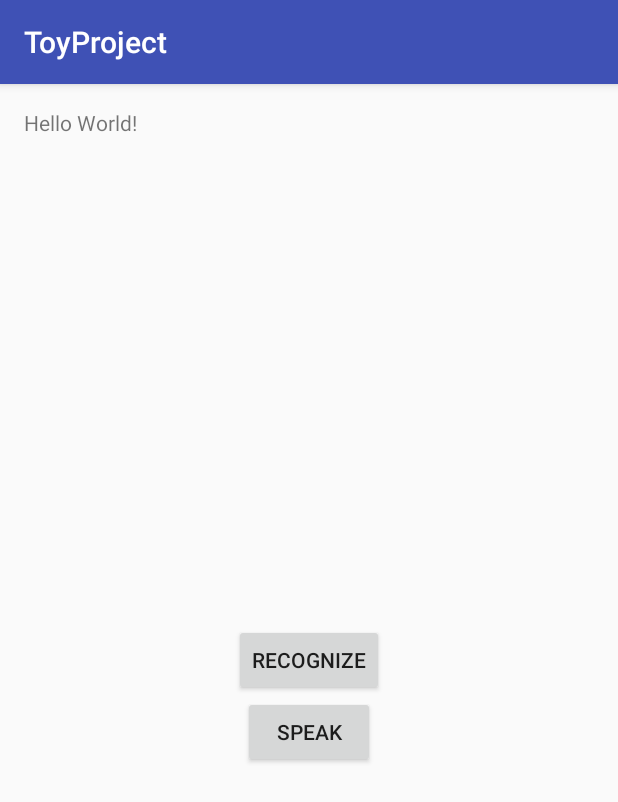
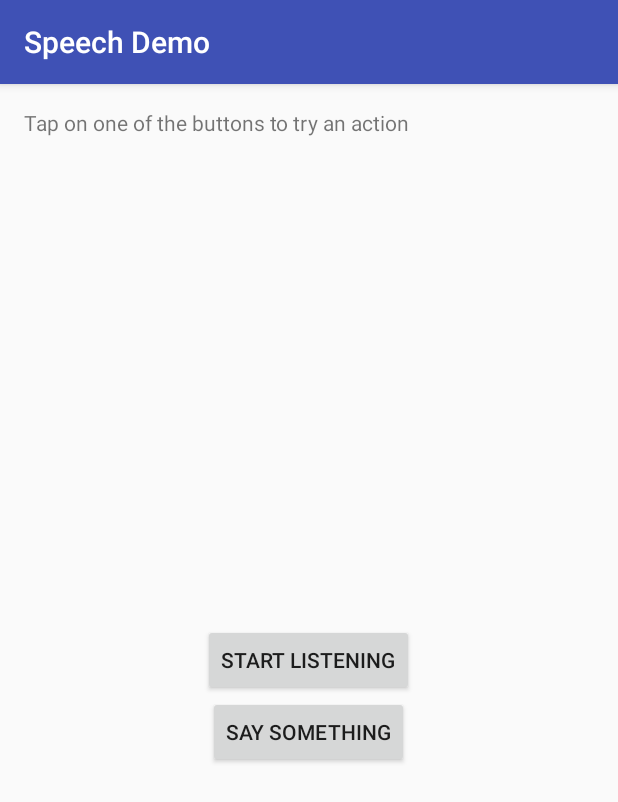
Before and after one commit to gotev/android-speech, an Android app: the screen it shows after launch (MainActivity), on a phone screen of 412 x 824 dp. Shown: the top 802 px of the screen. Run offline under Robolectric (Android 15) with nearby library versions, the phone set to English and light mode, and no system bars; libraries missing offline, so code that uses them is left out: com.tbruyelle.rxpermissions.

Commit message:
fixed demo and moved strings into strings.xml

```diff
--- a/examples/demoapp/app/src/main/java/net/gotev/speechdemo/MainActivity.java
+++ b/examples/demoapp/app/src/main/java/net/gotev/speechdemo/MainActivity.java
@@ -12,12 +12,13 @@ import com.tbruyelle.rxpermissions.RxPermissions;
 
 import net.gotev.speech.DelayedOperation;
 import net.gotev.speech.Speech;
+import net.gotev.speech.SpeechDelegate;
 import net.gotev.speech.SpeechRecognitionException;
 import net.gotev.toyproject.R;
 
 import java.util.List;
 
-public class MainActivity extends AppCompatActivity implements Speech.Delegate {
+public class MainActivity extends AppCompatActivity implements SpeechDelegate {
 
     private Button button;
     private Button speak;
@@ -68,7 +69,7 @@ public class MainActivity extends AppCompatActivity implements Speech.Delegate {
     }
 
     private void onSpeakClick() {
-        Speech.getInstance().say("Ciao, io sono la tua assistente");
+        Speech.getInstance().say(getString(R.string.demo_tts));
     }
 
     @Override
@@ -95,13 +96,13 @@ public class MainActivity extends AppCompatActivity implements Speech.Delegate {
     @Override
     public void onStartOfSpeech() {
         Log.i(getClass().getSimpleName(), "Speech recognition started");
-        button.setText("Stop");
+        button.setText(getString(R.string.stop_listening));
     }
 
     @Override
     public void onEndOfSpeech() {
         Log.i(getClass().getSimpleName(), "Speech recognition ended");
-        button.setText("Recognize");
+        button.setText(getString(R.string.start_listening));
     }
 
     @Override
--- a/examples/demoapp/app/src/main/res/layout/activity_main.xml
+++ b/examples/demoapp/app/src/main/res/layout/activity_main.xml
@@ -13,12 +13,12 @@
         android:id="@+id/text"
         android:layout_width="wrap_content"
         android:layout_height="wrap_content"
-        android:text="Hello World!" />
+        android:text="@string/introduction" />
 
     <Button
         android:layout_width="wrap_content"
         android:layout_height="wrap_content"
-        android:text="Recognize"
+        android:text="@string/start_listening"
         android:id="@+id/button"
         android:layout_centerVertical="true"
         android:layout_centerHorizontal="true" />
@@ -26,7 +26,7 @@
     <Button
         android:layout_width="wrap_content"
         android:layout_height="wrap_content"
-        android:text="Speak"
+        android:text="@string/say_something"
         android:id="@+id/speak"
         android:layout_below="@+id/button"
         android:layout_centerHorizontal="true" />
--- a/examples/demoapp/app/src/main/res/values/strings.xml
+++ b/examples/demoapp/app/src/main/res/values/strings.xml
@@ -1,3 +1,8 @@
 <resources>
-    <string name="app_name">ToyProject</string>
+    <string name="app_name">Speech Demo</string>
+    <string name="start_listening">Start listening</string>
+    <string name="stop_listening">Stop listening</string>
+    <string name="say_something">Say something</string>
+    <string name="introduction">Tap on one of the buttons to try an action</string>
+    <string name="demo_tts">Ciao, sono la tua assistente</string>
 </resources>
```
